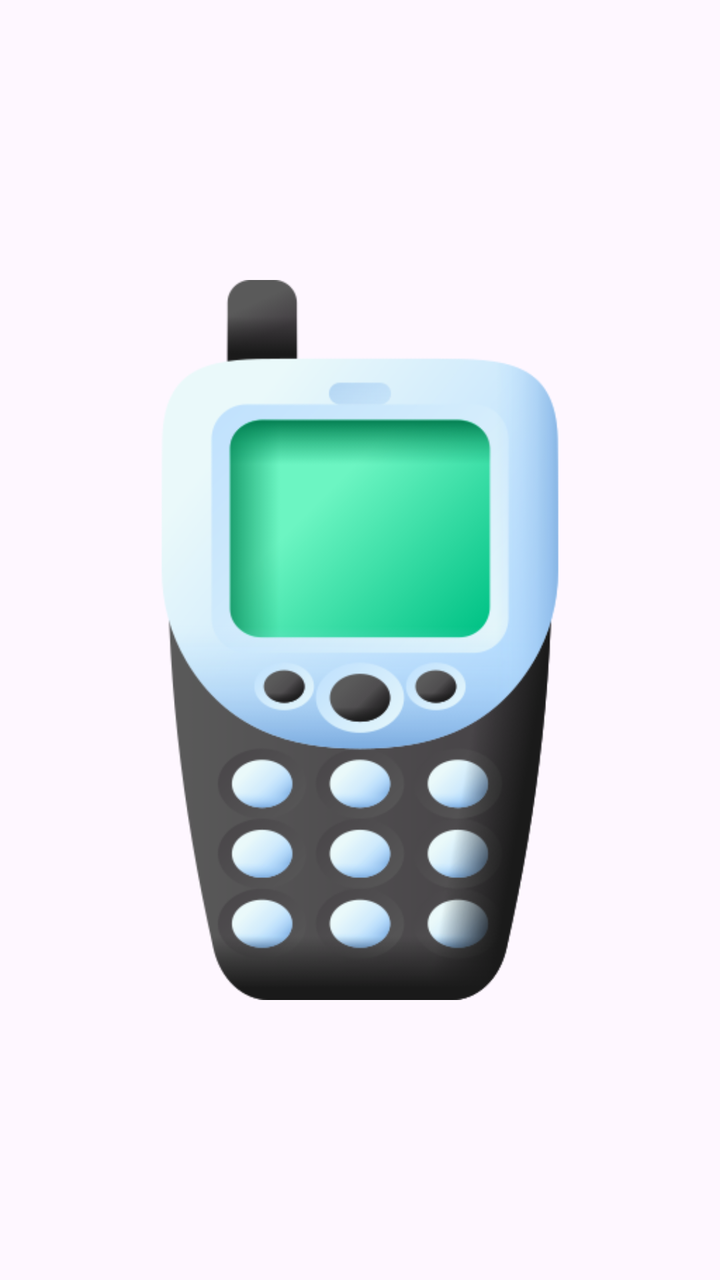
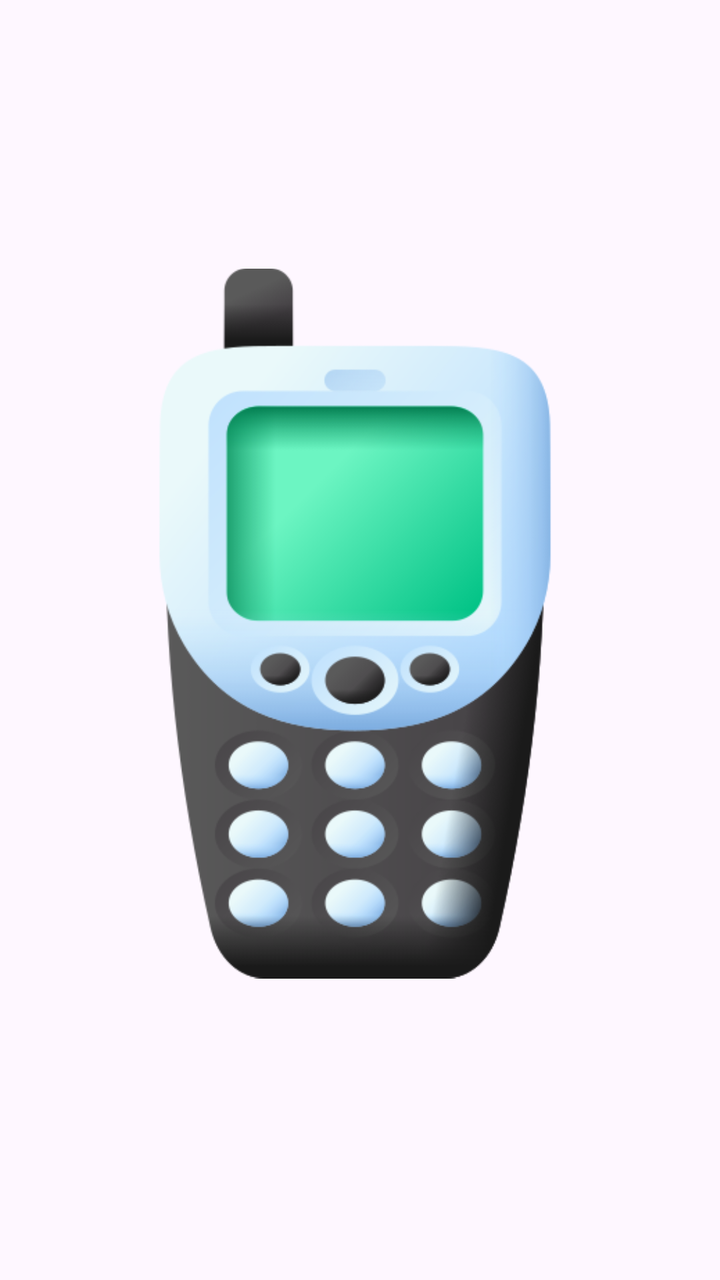

The first picture is an Android layout as it rendered before a commit; the second is the same layout after the commit. The layout source and the unified diff follow.
<!-- AndroidManifest.xml: application theme Theme.NaylaApps -->
<!-- res/layout/activity_splash_screen.xml -->
<?xml version="1.0" encoding="utf-8"?>
<androidx.constraintlayout.widget.ConstraintLayout xmlns:android="http://schemas.android.com/apk/res/android"
    xmlns:app="http://schemas.android.com/apk/res-auto"
    xmlns:tools="http://schemas.android.com/tools"
    android:id="@+id/main"
    android:layout_width="match_parent"
    android:layout_height="match_parent"
    tools:context=".SplashScreenActivity">

    <ImageView
        android:id="@+id/imageView2"
        android:layout_width="wrap_content"
        android:layout_height="wrap_content"
        app:layout_constraintBottom_toBottomOf="parent"
        app:layout_constraintTop_toTopOf="parent"
        app:srcCompat="@drawable/handphone"
        tools:layout_editor_absoluteX="0dp" />
</androidx.constraintlayout.widget.ConstraintLayout>
<!-- resources referenced by this layout -->
<resources>
  <!-- drawable handphone: png bitmap (drawable, 58932 bytes) -->
  <style name="Theme.NaylaApps" parent="Base.Theme.NaylaApps" />
  <style name="Base.Theme.NaylaApps" parent="Theme.Material3.DayNight.NoActionBar">
          
          
      </style>
</resources>

<!-- the commit's change to res/layout/activity_splash_screen.xml (unified diff, before → after) -->
@@ -9,10 +9,23 @@
 
     <ImageView
         android:id="@+id/imageView2"
+        android:layout_width="355dp"
+        android:layout_height="422dp"
+        app:layout_constraintBottom_toBottomOf="parent"
+        app:layout_constraintTop_toTopOf="parent"
+        app:layout_constraintVertical_bias="0.462"
+        app:srcCompat="@drawable/handphone"
+        tools:layout_editor_absoluteX="28dp" />
+
+    <ProgressBar
+        android:id="@+id/progressBar"
+        style="?android:attr/progressBarStyle"
         android:layout_width="wrap_content"
         android:layout_height="wrap_content"
         app:layout_constraintBottom_toBottomOf="parent"
-        app:layout_constraintTop_toTopOf="parent"
-        app:srcCompat="@drawable/handphone"
-        tools:layout_editor_absoluteX="0dp" />
+        app:layout_constraintEnd_toEndOf="parent"
+        app:layout_constraintHorizontal_bias="0.498"
+        app:layout_constraintStart_toStartOf="parent"
+        app:layout_constraintTop_toBottomOf="@+id/imageView2"
+        app:layout_constraintVertical_bias="0.311" />
 </androidx.constraintlayout.widget.ConstraintLayout>
